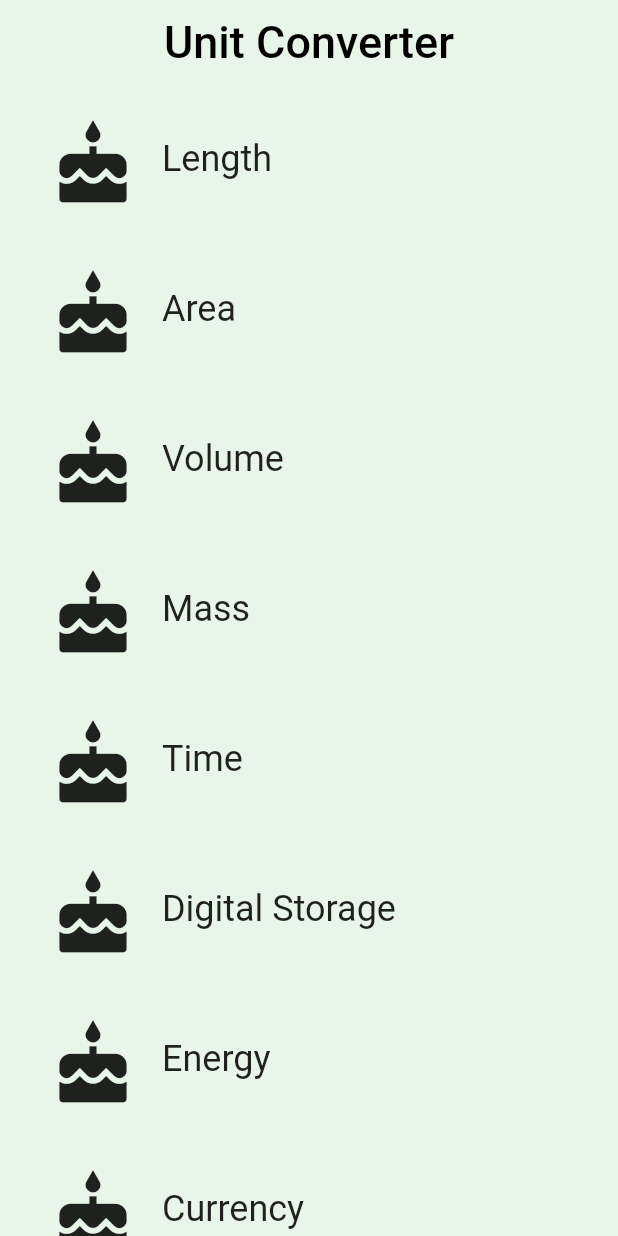
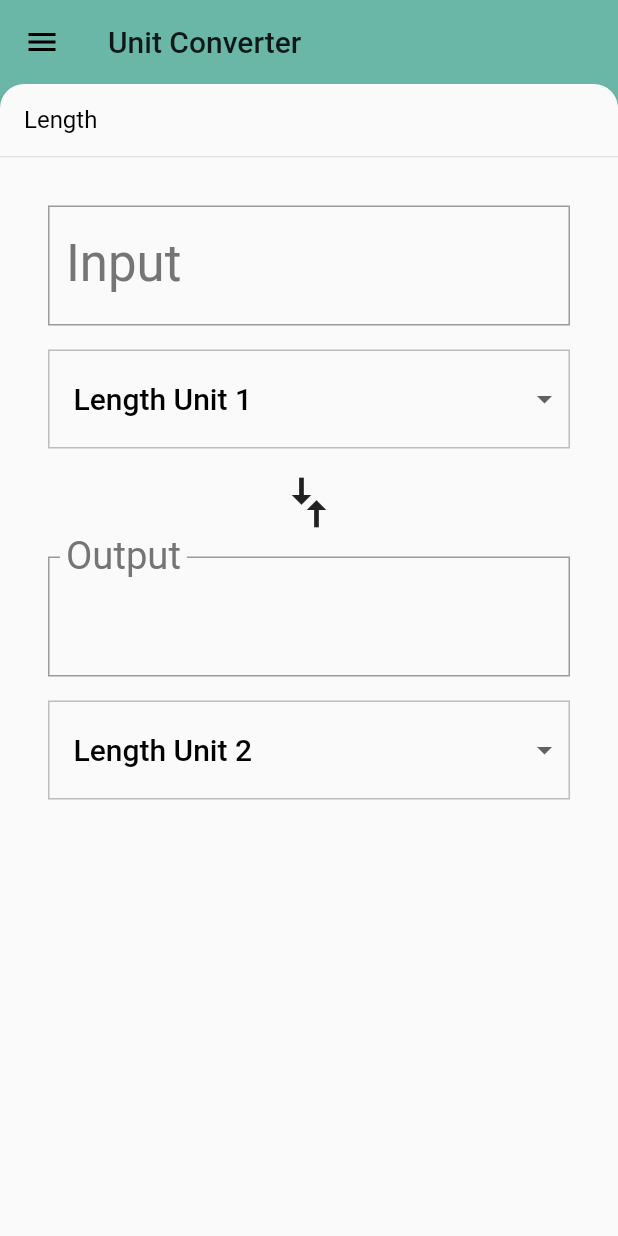
Before and after one commit to horis233/First-flutter-app, a Flutter app: the screen it shows after launch, on a phone screen of 412 x 824 dp. Run offline on Flutter 3.47's test engine with Material 2 defaults, Android fonts, the phone set to English and light mode, and no system bars.

Commit message:
add backdrop

```diff
--- /dev/null
+++ b/lib/backdrop.dart
@@ -0,0 +1,274 @@
+import 'dart:math' as math;
+
+import 'package:flutter/material.dart';
+import 'package:meta/meta.dart';
+
+import 'category.dart';
+
+const double _kFlingVelocity = 2.0;
+
+class _BackdropPanel extends StatelessWidget {
+  const _BackdropPanel({
+    Key key,
+    this.onTap,
+    this.onVerticalDragUpdate,
+    this.onVerticalDragEnd,
+    this.title,
+    this.child,
+  }) : super(key: key);
+
+  final VoidCallback onTap;
+  final GestureDragUpdateCallback onVerticalDragUpdate;
+  final GestureDragEndCallback onVerticalDragEnd;
+  final Widget title;
+  final Widget child;
+
+  @override
+  Widget build(BuildContext context) {
+    return Material(
+      elevation: 2.0,
+      borderRadius: BorderRadius.only(
+        topLeft: Radius.circular(16.0),
+        topRight: Radius.circular(16.0),
+      ),
+      child: Column(
+        crossAxisAlignment: CrossAxisAlignment.stretch,
+        children: <Widget>[
+          GestureDetector(
+            behavior: HitTestBehavior.opaque,
+            onVerticalDragUpdate: onVerticalDragUpdate,
+            onVerticalDragEnd: onVerticalDragEnd,
+            onTap: onTap,
+            child: Container(
+              height: 48.0,
+              padding: EdgeInsetsDirectional.only(start: 16.0),
+              alignment: AlignmentDirectional.centerStart,
+              child: DefaultTextStyle(
+                style: Theme.of(context).textTheme.subhead,
+                child: title,
+              ),
+            ),
+          ),
+          Divider(
+            height: 1.0,
+          ),
+          Expanded(
+            child: child,
+          ),
+        ],
+      ),
+    );
+  }
+}
+
+class _BackdropTitle extends AnimatedWidget {
+  final Widget frontTitle;
+  final Widget backTitle;
+
+  const _BackdropTitle({
+    Key key,
+    Listenable listenable,
+    this.frontTitle,
+    this.backTitle,
+  }) : super(key: key, listenable: listenable);
+
+  @override
+  Widget build(BuildContext context) {
+    final Animation<double> animation = this.listenable;
+    return DefaultTextStyle(
+      style: Theme.of(context).primaryTextTheme.title,
+      softWrap: false,
+      overflow: TextOverflow.ellipsis,
+      // Here, we do a custom cross fade between backTitle and frontTitle.
+      // This makes a smooth animation between the two texts.
+      child: Stack(
+        children: <Widget>[
+          Opacity(
+            opacity: CurvedAnimation(
+              parent: ReverseAnimation(animation),
+              curve: Interval(0.5, 1.0),
+            ).value,
+            child: backTitle,
+          ),
+          Opacity(
+            opacity: CurvedAnimation(
+              parent: animation,
+              curve: Interval(0.5, 1.0),
+            ).value,
+            child: frontTitle,
+          ),
+        ],
+      ),
+    );
+  }
+}
+
+/// Builds a Backdrop.
+///
+/// A Backdrop widget has two panels, front and back. The front panel is shown
+/// by default, and slides down to show the back panel, from which a user
+/// can make a selection. The user can also configure the titles for when the
+/// front or back panel is showing.
+class Backdrop extends StatefulWidget {
+  final Category currentCategory;
+  final Widget frontPanel;
+  final Widget backPanel;
+  final Widget frontTitle;
+  final Widget backTitle;
+
+  const Backdrop({
+    @required this.currentCategory,
+    @required this.frontPanel,
+    @required this.backPanel,
+    @required this.frontTitle,
+    @required this.backTitle,
+  })  : assert(currentCategory != null),
+        assert(frontPanel != null),
+        assert(backPanel != null),
+        assert(frontTitle != null),
+        assert(backTitle != null);
+
+  @override
+  _BackdropState createState() => _BackdropState();
+}
+
+class _BackdropState extends State<Backdrop>
+    with SingleTickerProviderStateMixin {
+  final GlobalKey _backdropKey = GlobalKey(debugLabel: 'Backdrop');
+  AnimationController _controller;
+
+  @override
+  void initState() {
+    super.initState();
+    // This creates an [AnimationController] that can allows for animation for
+    // the BackdropPanel. 0.00 means that the front panel is in "tab" (hidden)
+    // mode, while 1.0 means that the front panel is open.
+    _controller = AnimationController(
+      duration: Duration(milliseconds: 300),
+      value: 1.0,
+      vsync: this,
+    );
+  }
+
+  @override
+  void didUpdateWidget(Backdrop old) {
+    super.didUpdateWidget(old);
+    if (widget.currentCategory != old.currentCategory) {
+      setState(() {
+        _controller.fling(
+            velocity:
+            _backdropPanelVisible ? -_kFlingVelocity : _kFlingVelocity);
+      });
+    } else if (!_backdropPanelVisible) {
+      setState(() {
+        _controller.fling(velocity: _kFlingVelocity);
+      });
+    }
+  }
+
+  @override
+  void dispose() {
+    _controller.dispose();
+    super.dispose();
+  }
+
+  bool get _backdropPanelVisible {
+    final AnimationStatus status = _controller.status;
+    return status == AnimationStatus.completed ||
+        status == AnimationStatus.forward;
+  }
+
+  void _toggleBackdropPanelVisibility() {
+    _controller.fling(
+        velocity: _backdropPanelVisible ? -_kFlingVelocity : _kFlingVelocity);
+  }
+
+  double get _backdropHeight {
+    final RenderBox renderBox = _backdropKey.currentContext.findRenderObject();
+    return renderBox.size.height;
+  }
+
+  // By design: the panel can only be opened with a swipe. To close the panel
+  // the user must either tap its heading or the backdrop's menu icon.
+
+  void _handleDragUpdate(DragUpdateDetails details) {
+    if (_controller.isAnimating ||
+        _controller.status == AnimationStatus.completed) return;
+
+    _controller.value -= details.primaryDelta / _backdropHeight;
+  }
+
+  void _handleDragEnd(DragEndDetails details) {
+    if (_controller.isAnimating ||
+        _controller.status == AnimationStatus.completed) return;
+
+    final double flingVelocity =
+        details.velocity.pixelsPerSecond.dy / _backdropHeight;
+    if (flingVelocity < 0.0)
+      _controller.fling(velocity: math.max(_kFlingVelocity, -flingVelocity));
+    else if (flingVelocity > 0.0)
+      _controller.fling(velocity: math.min(-_kFlingVelocity, -flingVelocity));
+    else
+      _controller.fling(
+          velocity:
+          _controller.value < 0.5 ? -_kFlingVelocity : _kFlingVelocity);
+  }
+
+  Widget _buildStack(BuildContext context, BoxConstraints constraints) {
+    const double panelTitleHeight = 48.0;
+    final Size panelSize = constraints.biggest;
+    final double panelTop = panelSize.height - panelTitleHeight;
+
+    Animation<RelativeRect> panelAnimation = RelativeRectTween(
+      begin: RelativeRect.fromLTRB(
+          0.0, panelTop, 0.0, panelTop - panelSize.height),
+      end: RelativeRect.fromLTRB(0.0, 0.0, 0.0, 0.0),
+    ).animate(_controller.view);
+
+    return Container(
+      key: _backdropKey,
+      color: widget.currentCategory.color,
+      child: Stack(
+        children: <Widget>[
+          widget.backPanel,
+          PositionedTransition(
+            rect: panelAnimation,
+            child: _BackdropPanel(
+              onTap: _toggleBackdropPanelVisibility,
+              onVerticalDragUpdate: _handleDragUpdate,
+              onVerticalDragEnd: _handleDragEnd,
+              title: Text(widget.currentCategory.name),
+              child: widget.frontPanel,
+            ),
+          ),
+        ],
+      ),
+    );
+  }
+
+  @override
+  Widget build(BuildContext context) {
+    return Scaffold(
+      appBar: AppBar(
+        backgroundColor: widget.currentCategory.color,
+        elevation: 0.0,
+        leading: IconButton(
+          onPressed: _toggleBackdropPanelVisibility,
+          icon: AnimatedIcon(
+            icon: AnimatedIcons.close_menu,
+            progress: _controller.view,
+          ),
+        ),
+        title: _BackdropTitle(
+          listenable: _controller.view,
+          frontTitle: widget.frontTitle,
+          backTitle: widget.backTitle,
+        ),
+      ),
+      body: LayoutBuilder(
+        builder: _buildStack,
+      ),
+      resizeToAvoidBottomPadding: false,
+    );
+  }
+}
--- a/lib/category.dart
+++ b/lib/category.dart
@@ -1,115 +1,27 @@
-// Copyright 2018 The Chromium Authors. All rights reserved.
-// Use of this source code is governed by a BSD-style license that can be
-// found in the LICENSE file.
-
-// To keep your imports tidy, follow the ordering guidelines at
-// https://www.dartlang.org/guides/language/effective-dart/style#ordering
 import 'package:flutter/material.dart';
 import 'package:meta/meta.dart';
-import 'package:flutter_app/unit.dart';
-import 'package:flutter_app/converter_route.dart';
 
-/// A custom [Category] widget.
-///
-/// The widget is composed on an [Icon] and [Text]. Tapping on the widget shows
-/// a colored [InkWell] animation.
-///
+import 'unit.dart';
 
-final _rowHeight = 100.0;
-final _borderRadius = BorderRadius.circular(_rowHeight / 2);
-
-class Category extends StatelessWidget {
-  /// Creates a [Category].
-  ///
-  /// A [Category] saves the name of the Category (e.g. 'Length'), its color for
-  /// the UI, and the icon that represents it (e.g. a ruler).
-  // TODO: You'll need the name, color, and iconLocation from main.dart
+/// A [Category] keeps track of a list of [Unit]s.
+class Category {
   final String name;
   final ColorSwatch color;
+  final List<Unit> units;
   final IconData iconLocation;
-  final List<Unit> units;
 
-
+  /// Information about a [Category].
+  ///
+  /// A [Category] saves the name of the Category (e.g. 'Length'), a list of its
+  /// its color for the UI, units for conversions (e.g. 'Millimeter', 'Meter'),
+  /// and the icon that represents it (e.g. a ruler).
   const Category({
-    Key key,
     @required this.name,
     @required this.color,
+    @required this.units,
     @required this.iconLocation,
-    @required this.units,
-}) : assert(name != null),
-     assert(units != null),
-     assert(color != null),
-     assert(iconLocation != null),
-     super(key:key);
-
-  /// Builds a custom widget that shows [Category] information.
-  ///
-  ///
-  void _navigateToConverter(BuildContext context) {
-    Navigator.of(context).push(MaterialPageRoute<Null>(
-      builder: (BuildContext context) {
-        return Scaffold(
-          appBar: AppBar(
-            elevation: 1.0,
-            title: Text(
-              name,
-              style: Theme.of(context).textTheme.display1,
-            ),
-            centerTitle: true,
-            backgroundColor: color,
-          ),
-          body: ConverterRoute(
-            color: color,
-            name: name,
-            units: units,
-          ),
-        );
-      },
-    ));
-  }
-
-  /// This information includes the icon, name, and color for the [Category].
-  @override
-  // This `context` parameter describes the location of this widget in the
-  // widget tree. It can be used for obtaining Theme data from the nearest
-  // Theme ancestor in the tree. Below, we obtain the display1 text theme.
-  // See https://docs.flutter.io/flutter/material/Theme-class.html
-  Widget build(BuildContext context) {
-    return Material(
-      color: Colors.transparent,
-      child: Container(
-        height: _rowHeight,
-        child: InkWell(
-          borderRadius: _borderRadius,
-          highlightColor: color,
-          splashColor: color,
-          // We can use either the () => function() or the () { function(); }
-          // syntax.
-          onTap: () => _navigateToConverter(context),
-          child: Padding(
-            padding: EdgeInsets.all(8.0),
-            child: Row(
-              crossAxisAlignment: CrossAxisAlignment.stretch,
-              children: [
-                Padding(
-                  padding: EdgeInsets.all(16.0),
-                  child: Icon(
-                    iconLocation,
-                    size: 60.0,
-                  ),
-                ),
-                Center(
-                  child: Text(
-                    name,
-                    textAlign: TextAlign.center,
-                    style: Theme.of(context).textTheme.headline,
-                  ),
-                )
-              ],
-            ),
-          ),
-        ),
-      ),
-    );
-  }
+  })  : assert(name != null),
+        assert(color != null),
+        assert(units != null),
+        assert(iconLocation != null);
 }
--- a/lib/category_route.dart
+++ b/lib/category_route.dart
@@ -1,13 +1,10 @@
-// Copyright 2018 The Chromium Authors. All rights reserved.
-// Use of this source code is governed by a BSD-style license that can be
-// found in the LICENSE file.
-
 import 'package:flutter/material.dart';
 
-import 'package:flutter_app/category.dart';
-import 'package:flutter_app/unit.dart';
-
-final _backgroundColor = Colors.green[50];
+import 'backdrop.dart';
+import 'category.dart';
+import 'category_tile.dart';
+import 'unit.dart';
+import 'unit_converter.dart';
 
 /// Category Route (screen).
 ///
@@ -24,8 +21,9 @@ class CategoryRoute extends StatefulWidget {
 }
 
 class _CategoryRouteState extends State<CategoryRoute> {
+  Category _defaultCategory;
+  Category _currentCategory;
   final _categories = <Category>[];
-
   static const _categoryNames = <String>[
     'Length',
     'Area',
@@ -36,29 +34,64 @@ class _CategoryRouteState extends State<CategoryRoute> {
     'Energy',
     'Currency',
   ];
-
-  static const _baseColors = <Color>[
-    Colors.teal,
-    Colors.orange,
-    Colors.pinkAccent,
-    Colors.blueAccent,
-    Colors.yellow,
-    Colors.greenAccent,
-    Colors.purpleAccent,
-    Colors.red,
+  static const _baseColors = <ColorSwatch>[
+    ColorSwatch(0xFF6AB7A8, {
+      'highlight': Color(0xFF6AB7A8),
+      'splash': Color(0xFF0ABC9B),
+    }),
+    ColorSwatch(0xFFFFD28E, {
+      'highlight': Color(0xFFFFD28E),
+      'splash': Color(0xFFFFA41C),
+    }),
+    ColorSwatch(0xFFFFB7DE, {
+      'highlight': Color(0xFFFFB7DE),
+      'splash': Color(0xFFF94CBF),
+    }),
+    ColorSwatch(0xFF8899A8, {
+      'highlight': Color(0xFF8899A8),
+      'splash': Color(0xFFA9CAE8),
+    }),
+    ColorSwatch(0xFFEAD37E, {
+      'highlight': Color(0xFFEAD37E),
+      'splash': Color(0xFFFFE070),
+    }),
+    ColorSwatch(0xFF81A56F, {
+      'highlight': Color(0xFF81A56F),
+      'splash': Color(0xFF7CC159),
+    }),
+    ColorSwatch(0xFFD7C0E2, {
+      'highlight': Color(0xFFD7C0E2),
+      'splash': Color(0xFFCA90E5),
+    }),
+    ColorSwatch(0xFFCE9A9A, {
+      'highlight': Color(0xFFCE9A9A),
+      'splash': Color(0xFFF94D56),
+      'error': Color(0xFF912D2D),
+    }),
   ];
 
   @override
   void initState() {
     super.initState();
     for (var i = 0; i < _categoryNames.length; i++) {
-      _categories.add(Category(
+      var category = Category(
         name: _categoryNames[i],
         color: _baseColors[i],
         iconLocation: Icons.cake,
         units: _retrieveUnitList(_categoryNames[i]),
-      ));
+      );
+      if (i == 0) {
+        _defaultCategory = category;
+      }
+      _categories.add(category);
     }
+  }
+
+  /// Function to call when a [Category] is tapped.
+  void _onCategoryTap(Category category) {
+    setState(() {
+      _currentCategory = category;
+    });
   }
 
   /// Makes the correct number of rows for the list view.
@@ -66,7 +99,12 @@ class _CategoryRouteState extends State<CategoryRoute> {
   /// For portrait, we use a [ListView].
   Widget _buildCategoryWidgets() {
     return ListView.builder(
-      itemBuilder: (BuildContext context, int index) => _categories[index],
+      itemBuilder: (BuildContext context, int index) {
+        return CategoryTile(
+          category: _categories[index],
+          onTap: _onCategoryTap,
+        );
+      },
       itemCount: _categories.length,
     );
   }
@@ -84,28 +122,24 @@ class _CategoryRouteState extends State<CategoryRoute> {
 
   @override
   Widget build(BuildContext context) {
-    final listView = Container(
-      color: _backgroundColor,
-      padding: EdgeInsets.symmetric(horizontal: 8.0),
+    final listView = Padding(
+      padding: EdgeInsets.only(
+        left: 8.0,
+        right: 8.0,
+        bottom: 48.0,
+      ),
       child: _buildCategoryWidgets(),
     );
 
-    final appBar = AppBar(
-      elevation: 0.0,
-      title: Text(
-        'Unit Converter',
-        style: TextStyle(
-          color: Colors.black,
-          fontSize: 30.0,
-        ),
-      ),
-      centerTitle: true,
-      backgroundColor: _backgroundColor,
-    );
-
-    return Scaffold(
-      appBar: appBar,
-      body: listView,
+    return Backdrop(
+      currentCategory:
+      _currentCategory == null ? _defaultCategory : _currentCategory,
+      frontPanel: _currentCategory == null
+          ? UnitConverter(category: _defaultCategory)
+          : UnitConverter(category: _currentCategory),
+      backPanel: listView,
+      frontTitle: Text('Unit Converter'),
+      backTitle: Text('Select a Category'),
     );
   }
 }
--- /dev/null
+++ b/lib/category_tile.dart
@@ -0,0 +1,78 @@
+import 'package:flutter/material.dart';
+import 'package:meta/meta.dart';
+
+import 'category.dart';
+
+// We use an underscore to indicate that these variables are private.
+// See https://www.dartlang.org/guides/language/effective-dart/design#libraries
+const _rowHeight = 100.0;
+final _borderRadius = BorderRadius.circular(_rowHeight / 2);
+
+/// A [CategoryTile] to display a [Category].
+class CategoryTile extends StatelessWidget {
+  final Category category;
+  final ValueChanged<Category> onTap;
+
+  /// The [CategoryTile] shows the name and color of a [Category] for unit
+  /// conversions.
+  ///
+  /// Tapping on it brings you to the unit converter.
+  const CategoryTile({
+    Key key,
+    @required this.category,
+    @required this.onTap,
+  })  : assert(category != null),
+        assert(onTap != null),
+        super(key: key);
+
+  /// Builds a custom widget that shows [Category] information.
+  ///
+  /// This information includes the icon, name, and color for the [Category].
+  @override
+  // This `context` parameter describes the location of this widget in the
+  // widget tree. It can be used for obtaining Theme data from the nearest
+  // Theme ancestor in the tree. Below, we obtain the display1 text theme.
+  // See https://docs.flutter.io/flutter/material/Theme-class.html
+  Widget build(BuildContext context) {
+    return Material(
+      color: Colors.transparent,
+      child: Container(
+        height: _rowHeight,
+        child: InkWell(
+          borderRadius: _borderRadius,
+          highlightColor: category.color['highlight'],
+          splashColor: category.color['splash'],
+          // We can use either the () => function() or the () { function(); }
+          // syntax.
+          onTap: () => onTap(category),
+          child: Padding(
+            padding: EdgeInsets.all(8.0),
+            child: Row(
+              crossAxisAlignment: CrossAxisAlignment.stretch,
+              // There are two ways to denote a list: `[]` and `List()`.
+              // Prefer to use the literal syntax, i.e. `[]`, instead of `List()`.
+              // You can add the type argument if you'd like, i.e. <Widget>[].
+              // See https://www.dartlang.org/guides/language/effective-dart/usage#do-use-collection-literals-when-possible
+              children: [
+                Padding(
+                  padding: EdgeInsets.all(16.0),
+                  child: Icon(
+                    category.iconLocation,
+                    size: 60.0,
+                  ),
+                ),
+                Center(
+                  child: Text(
+                    category.name,
+                    textAlign: TextAlign.center,
+                    style: Theme.of(context).textTheme.headline,
+                  ),
+                ),
+              ],
+            ),
+          ),
+        ),
+      ),
+    );
+  }
+}
--- a/lib/main.dart
+++ b/lib/main.dart
@@ -1,15 +1,9 @@
-// Copyright 2018 The Chromium Authors. All rights reserved.
-// Use of this source code is governed by a BSD-style license that can be
-// found in the LICENSE file.
+import 'package:flutter/material.dart';
 
-// You can read about packages here: https://flutter.io/using-packages/
-import 'package:flutter/material.dart';
-import 'package:flutter_app/category_route.dart';
-
-// You can use a relative import, i.e. `import 'category.dart';` or
-// a package import, as shown below.
+// You can use a relative import, i.e. `import 'category_route.dart;'` or
+// a package import.
 // More details at http://dart-lang.github.io/linter/lints/avoid_relative_lib_imports.html
-
+import 'category_route.dart';
 
 /// The function that is called when main.dart is run.
 void main() {
@@ -17,13 +11,24 @@ void main() {
 }
 
 /// This widget is the root of our application.
-/// Currently, we just show one widget in our app.
+///
+/// The first screen we see is a list [Categories], each of which
+/// has a list of [Unit]s.
 class UnitConverterApp extends StatelessWidget {
   @override
   Widget build(BuildContext context) {
     return MaterialApp(
       debugShowCheckedModeBanner: false,
       title: 'Unit Converter',
+      theme: ThemeData(
+        textTheme: Theme.of(context).textTheme.apply(
+          bodyColor: Colors.black,
+          displayColor: Colors.grey[600],
+        ),
+        // This colors the [InputOutlineBorder] when it is selected
+        primaryColor: Colors.grey[500],
+        textSelectionHandleColor: Colors.green[500],
+      ),
       home: CategoryRoute(),
     );
   }
--- a/lib/converter_route.dart
+++ b/lib/unit_converter.dart
@@ -1,39 +1,27 @@
 import 'package:flutter/material.dart';
 import 'package:meta/meta.dart';
 
+import 'category.dart';
 import 'unit.dart';
 
 const _padding = EdgeInsets.all(16.0);
 
-/// [ConverterRoute] where users can input amounts to convert in one [Unit]
+/// [UnitConverter] where users can input amounts to convert in one [Unit]
 /// and retrieve the conversion in another [Unit] for a specific [Category].
-///
-/// While it is named ConverterRoute, a more apt name would be ConverterScreen,
-/// because it is responsible for the UI at the route's destination.
-class ConverterRoute extends StatefulWidget {
-  /// This [Category]'s name.
-  final String name;
+class UnitConverter extends StatefulWidget {
+  /// The current [Category] for unit conversion.
+  final Category category;
 
-  /// Color for this [Category].
-  final Color color;
-
-  /// Units for this [Category].
-  final List<Unit> units;
-
-  /// This [ConverterRoute] requires the name, color, and units to not be null.
-  const ConverterRoute({
-    @required this.name,
-    @required this.color,
-    @required this.units,
-  })  : assert(name != null),
-        assert(color != null),
-        assert(units != null);
+  /// This [UnitConverter] takes in a [Category] with [Units]. It can't be null.
+  const UnitConverter({
+    @required this.category,
+  }) : assert(category != null);
 
   @override
-  _ConverterRouteState createState() => _ConverterRouteState();
+  _UnitConverterState createState() => _UnitConverterState();
 }
 
-class _ConverterRouteState extends State<ConverterRoute> {
+class _UnitConverterState extends State<UnitConverter> {
   Unit _fromValue;
   Unit _toValue;
   double _inputValue;
@@ -48,10 +36,20 @@ class _ConverterRouteState extends State<ConverterRoute> {
     _setDefaults();
   }
 
+  @override
+  void didUpdateWidget(UnitConverter old) {
+    super.didUpdateWidget(old);
+    // We update our [DropdownMenuItem] units when we switch [Categories].
+    if (old.category != widget.category) {
+      _createDropdownMenuItems();
+      _setDefaults();
+    }
+  }
+
   /// Creates fresh list of [DropdownMenuItem] widgets, given a list of [Unit]s.
   void _createDropdownMenuItems() {
     var newItems = <DropdownMenuItem>[];
-    for (var unit in widget.units) {
+    for (var unit in widget.category.units) {
       newItems.add(DropdownMenuItem(
         value: unit.name,
         child: Container(
@@ -67,11 +65,12 @@ class _ConverterRouteState extends State<ConverterRoute> {
     });
   }
 
-  /// Sets the default values for the 'from' and 'to' [Dropdown]s.
+  /// Sets the default values for the 'from' and 'to' [Dropdown]s, and the
+  /// updated output value if a user had previously entered an input.
   void _setDefaults() {
     setState(() {
-      _fromValue = widget.units[0];
-      _toValue = widget.units[1];
+      _fromValue = widget.category.units[0];
+      _toValue = widget.category.units[1];
     });
   }
 
@@ -119,7 +118,7 @@ class _ConverterRouteState extends State<ConverterRoute> {
   }
 
   Unit _getUnit(String unitName) {
-    return widget.units.firstWhere(
+    return widget.category.units.firstWhere(
           (Unit unit) {
         return unit.name == unitName;
       },
```
Also changed, not shown: 1 other file.
